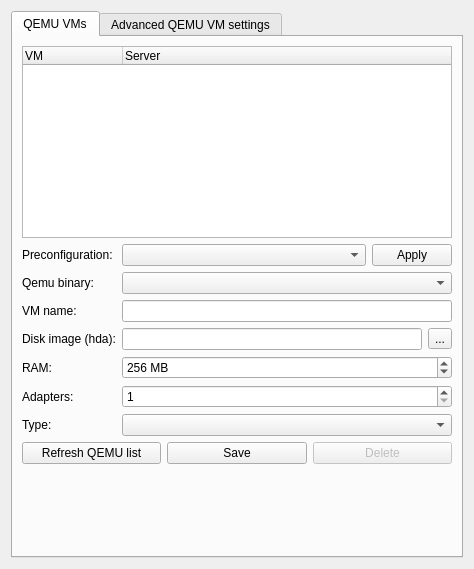
The window that gns3/modules/qemu/ui/qemu_vm_preferences_page.ui (GNS3/gns3-gui) describes before a commit, drawn with Qt 5.
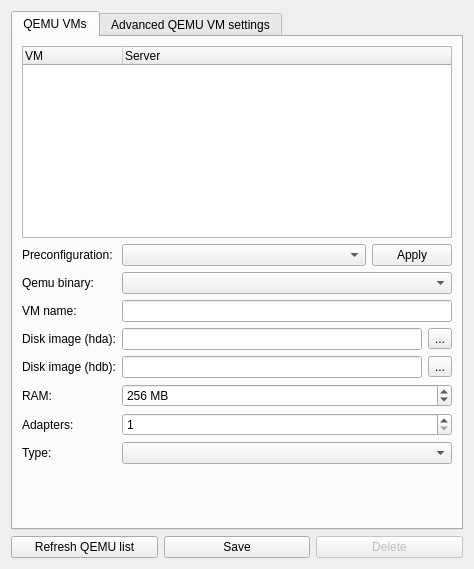
The same window after the commit.

Commit message: Minor GUI changes for QEMU integration.

The edit to the form file:
```diff
--- a/gns3/modules/qemu/ui/qemu_vm_preferences_page.ui
+++ b/gns3/modules/qemu/ui/qemu_vm_preferences_page.ui
@@ -121,13 +121,37 @@
         </layout>
        </item>
        <item row="5" column="0">
+        <widget class="QLabel" name="uiHdbDiskImageLabel">
+         <property name="text">
+          <string>Disk image (hdb):</string>
+         </property>
+        </widget>
+       </item>
+       <item row="5" column="1">
+        <layout class="QHBoxLayout" name="horizontalLayout_2">
+         <item>
+          <widget class="QLineEdit" name="uiHdbDiskImageLineEdit"/>
+         </item>
+         <item>
+          <widget class="QToolButton" name="uiHdbDiskImageToolButton">
+           <property name="text">
+            <string>...</string>
+           </property>
+           <property name="toolButtonStyle">
+            <enum>Qt::ToolButtonTextOnly</enum>
+           </property>
+          </widget>
+         </item>
+        </layout>
+       </item>
+       <item row="6" column="0">
         <widget class="QLabel" name="uiRamLabel">
          <property name="text">
           <string>RAM:</string>
          </property>
         </widget>
        </item>
-       <item row="5" column="1">
+       <item row="6" column="1">
         <widget class="QSpinBox" name="uiRamSpinBox">
          <property name="suffix">
           <string> MB</string>
@@ -143,14 +167,14 @@
          </property>
         </widget>
        </item>
-       <item row="6" column="0">
+       <item row="7" column="0">
         <widget class="QLabel" name="uiAdaptersLabel">
          <property name="text">
           <string>Adapters:</string>
          </property>
         </widget>
        </item>
-       <item row="6" column="1">
+       <item row="7" column="1">
         <widget class="QSpinBox" name="uiAdaptersSpinBox">
          <property name="minimum">
           <number>1</number>
@@ -160,14 +184,14 @@
          </property>
         </widget>
        </item>
-       <item row="7" column="0">
+       <item row="8" column="0">
         <widget class="QLabel" name="uiAdapterTypesLabel">
          <property name="text">
           <string>Type:</string>
          </property>
         </widget>
        </item>
-       <item row="7" column="1">
+       <item row="8" column="1">
         <widget class="QComboBox" name="uiAdapterTypesComboBox">
          <property name="sizePolicy">
           <sizepolicy hsizetype="Expanding" vsizetype="Fixed">
@@ -177,35 +201,7 @@
          </property>
         </widget>
        </item>
-       <item row="8" column="0" colspan="2">
-        <layout class="QHBoxLayout" name="horizontalLayout_5">
-         <item>
-          <widget class="QPushButton" name="uiRefreshPushButton">
-           <property name="text">
-            <string>Refresh QEMU list</string>
-           </property>
-          </widget>
-         </item>
-         <item>
-          <widget class="QPushButton" name="uiSaveQemuVMPushButton">
-           <property name="text">
-            <string>Save</string>
-           </property>
-          </widget>
-         </item>
-         <item>
-          <widget class="QPushButton" name="uiDeleteQemuVMPushButton">
-           <property name="enabled">
-            <bool>false</bool>
-           </property>
-           <property name="text">
-            <string>Delete</string>
-           </property>
-          </widget>
-         </item>
-        </layout>
-       </item>
-       <item row="9" column="0">
+       <item row="9" column="0" colspan="2">
         <spacer name="verticalSpacer">
          <property name="orientation">
           <enum>Qt::Vertical</enum>
@@ -301,33 +297,13 @@
          </property>
          <layout class="QGridLayout" name="gridLayout_3">
           <item row="0" column="0">
-           <widget class="QLabel" name="uiHdbDiskImageLabel">
-            <property name="text">
-             <string>Disk image (hdb):</string>
-            </property>
-           </widget>
-          </item>
-          <item row="0" column="2">
-           <widget class="QToolButton" name="uiHdbDiskImageToolButton">
-            <property name="text">
-             <string>...</string>
-            </property>
-            <property name="toolButtonStyle">
-             <enum>Qt::ToolButtonTextOnly</enum>
-            </property>
-           </widget>
-          </item>
-          <item row="1" column="0">
            <widget class="QLabel" name="uiQemuOptionsLabel">
             <property name="text">
              <string>Options:</string>
             </property>
            </widget>
           </item>
-          <item row="0" column="1">
-           <widget class="QLineEdit" name="uiHdbDiskImageLineEdit"/>
-          </item>
-          <item row="1" column="1" colspan="2">
+          <item row="0" column="2">
            <widget class="QLineEdit" name="uiQemuOptionsLineEdit"/>
           </item>
          </layout>
@@ -355,6 +331,34 @@
      </widget>
     </widget>
    </item>
+   <item>
+    <layout class="QHBoxLayout" name="horizontalLayout_5">
+     <item>
+      <widget class="QPushButton" name="uiRefreshPushButton">
+       <property name="text">
+        <string>Refresh QEMU list</string>
+       </property>
+      </widget>
+     </item>
+     <item>
+      <widget class="QPushButton" name="uiSaveQemuVMPushButton">
+       <property name="text">
+        <string>Save</string>
+       </property>
+      </widget>
+     </item>
+     <item>
+      <widget class="QPushButton" name="uiDeleteQemuVMPushButton">
+       <property name="enabled">
+        <bool>false</bool>
+       </property>
+       <property name="text">
+        <string>Delete</string>
+       </property>
+      </widget>
+     </item>
+    </layout>
+   </item>
   </layout>
  </widget>
  <tabstops>
```
Left out of the diff: 5 changed lines with no effect on the pictures. The commit also changes 2 other files.
